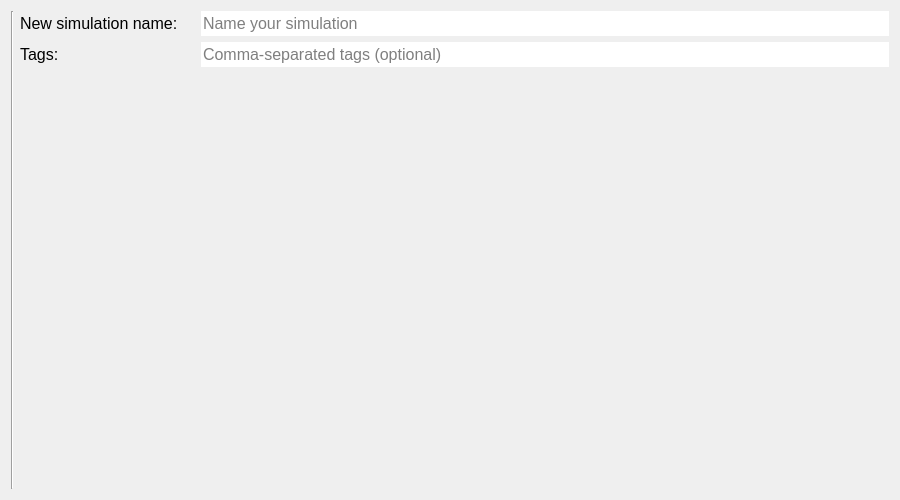
Before: the Qt Designer form threedi_models_and_simulations/ui/simulation_wizard/page_name.ui in nens/threedi-api-qgis-client, drawn with Qt 5.
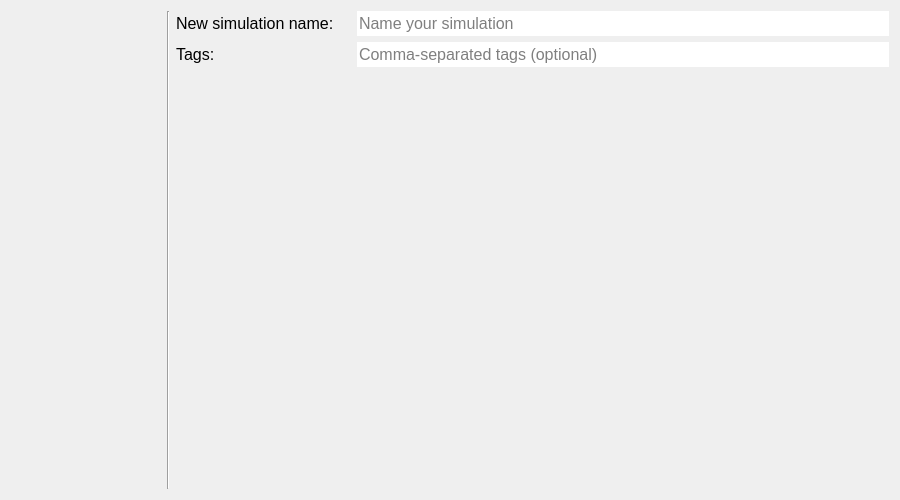
After: the same form once the commit is applied.

Commit message: Changed the way of showing progress of the simulation wizard.

The edit to the form file:
```diff
--- a/threedi_models_and_simulations/ui/simulation_wizard/page_name.ui
+++ b/threedi_models_and_simulations/ui/simulation_wizard/page_name.ui
@@ -225,6 +225,29 @@
      </property>
     </widget>
    </item>
+   <item row="0" column="0" rowspan="4">
+    <widget class="QWidget" name="wizard_steps_widget" native="true">
+     <property name="sizePolicy">
+      <sizepolicy hsizetype="Preferred" vsizetype="Expanding">
+       <horstretch>0</horstretch>
+       <verstretch>0</verstretch>
+      </sizepolicy>
+     </property>
+     <property name="minimumSize">
+      <size>
+       <width>150</width>
+       <height>0</height>
+      </size>
+     </property>
+     <property name="maximumSize">
+      <size>
+       <width>150</width>
+       <height>16777215</height>
+      </size>
+     </property>
+     <layout class="QVBoxLayout" name="verticalLayout"/>
+    </widget>
+   </item>
   </layout>
  </widget>
  <resources/>
```
Left out of the diff: 89 changed lines with no effect on the pictures. The commit also changes 10 other files.
